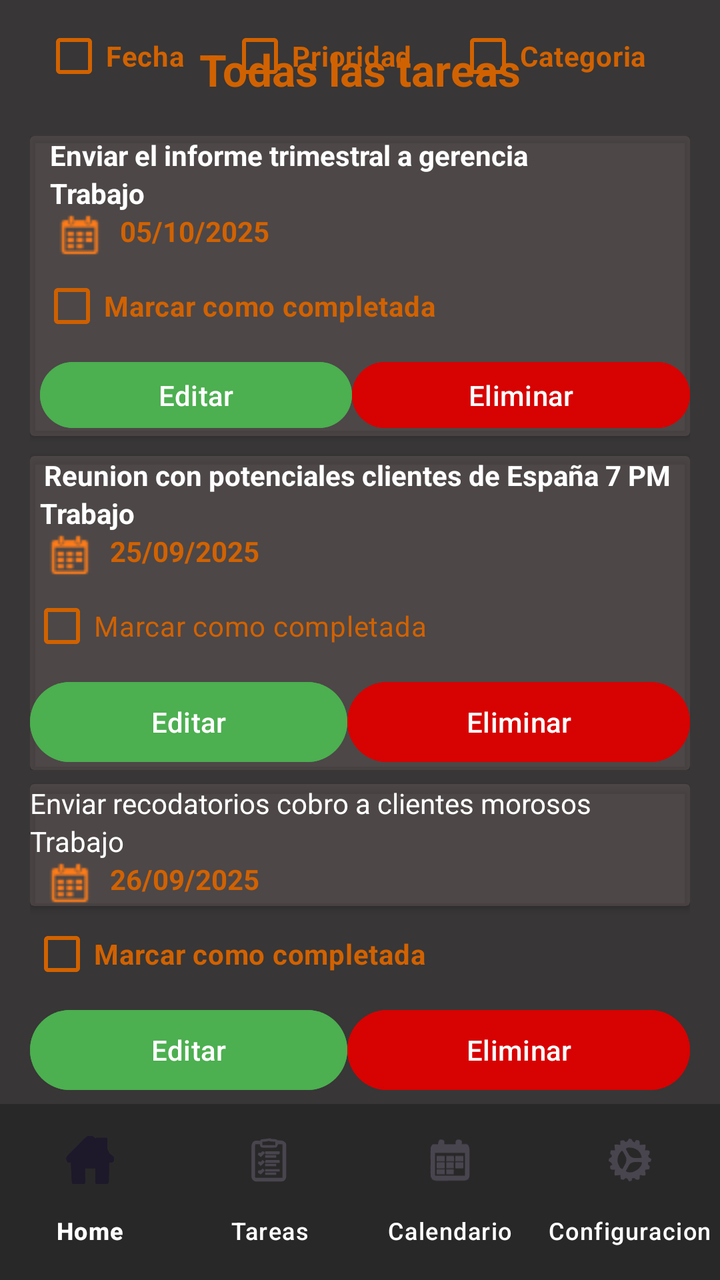
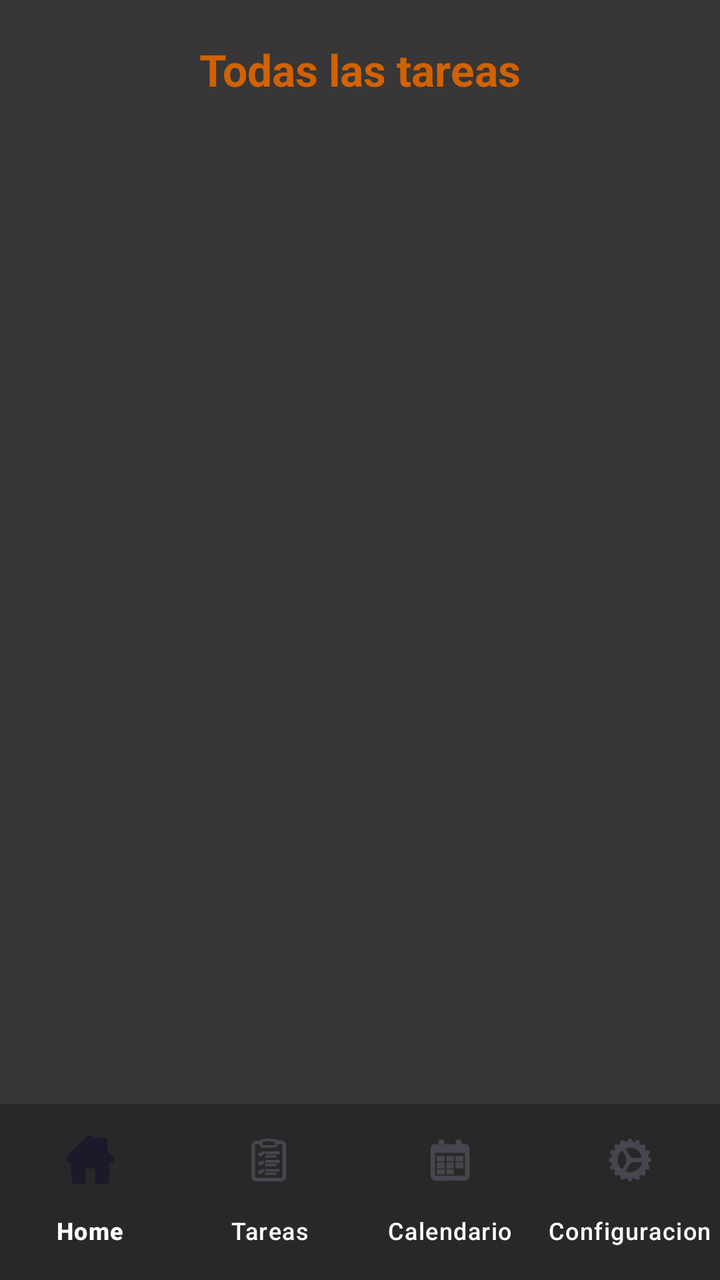

Two renders of the same Android screen: before a commit and after it. Below are the layout's source before the change and the commit's diff.
<!-- AndroidManifest.xml: application theme Theme.GetDone -->
<!-- res/layout/activity_all_tareas.xml -->
<?xml version="1.0" encoding="utf-8"?>
<androidx.constraintlayout.widget.ConstraintLayout xmlns:android="http://schemas.android.com/apk/res/android"
    xmlns:app="http://schemas.android.com/apk/res-auto"
    xmlns:tools="http://schemas.android.com/tools"
    android:id="@+id/main"
    android:layout_width="match_parent"
    android:layout_height="match_parent"
    android:background="#383636"
    tools:context=".allTareas">

    <TextView
        android:id="@+id/textView30"
        android:layout_width="wrap_content"
        android:layout_height="wrap_content"
        android:layout_marginTop="20dp"
        android:text="Todas las tareas"
        android:textColor="#D16201"
        android:textSize="22sp"
        android:textStyle="bold"
        app:layout_constraintBottom_toTopOf="@+id/textView31"
        app:layout_constraintEnd_toEndOf="parent"
        app:layout_constraintStart_toStartOf="parent"
        app:layout_constraintTop_toTopOf="parent" />


    <LinearLayout
        android:id="@+id/linearLayout7"
        android:layout_width="0dp"
        android:layout_height="wrap_content"
        android:layout_marginStart="15dp"
        android:layout_marginEnd="15dp"
        android:layout_marginBottom="16dp"
        android:orientation="horizontal"
        android:paddingTop="4dp"
        app:layout_constraintBottom_toTopOf="@+id/linearLayout8"
        app:layout_constraintEnd_toEndOf="parent"
        app:layout_constraintStart_toStartOf="parent"
        app:layout_constraintTop_toBottomOf="@+id/textView31">

        <CheckBox
            android:id="@+id/checkBox4"
            android:layout_width="wrap_content"
            android:layout_height="wrap_content"
            android:layout_marginStart="6dp"
            android:layout_weight="1"
            android:buttonTint="#D16201"
            android:text="Fecha"
            android:textColor="#D16201"
            android:textStyle="bold" />

        <CheckBox
            android:id="@+id/checkBox5"
            android:layout_width="wrap_content"
            android:layout_height="wrap_content"
            android:layout_weight="1"
            android:buttonTint="#D06101"
            android:checked="false"
            android:clickable="true"
            android:duplicateParentState="false"
            android:text="Prioridad"
            android:textColor="#D16201"
            android:textStyle="bold" />

        <CheckBox
            android:id="@+id/checkBox8"
            android:layout_width="wrap_content"
            android:layout_height="wrap_content"
            android:layout_weight="1"
            android:buttonTint="#D16201"
            android:checked="true"
            android:text="Categoria"
            android:textColor="#D16201"
            android:textStyle="bold" />
    </LinearLayout>

    <TextView
        android:id="@+id/textView31"
        android:layout_width="0dp"
        android:layout_height="0dp"
        android:layout_marginStart="16dp"
        android:layout_marginEnd="15dp"
        android:layout_marginBottom="17dp"
        android:text="Filtrar por"
        android:textColor="#FAFAFA"
        android:textSize="16sp"
        android:textStyle="bold"
        app:layout_constraintBottom_toTopOf="@+id/linearLayout7"
        app:layout_constraintEnd_toStartOf="@+id/textView30"
        app:layout_constraintStart_toStartOf="parent"
        app:layout_constraintTop_toBottomOf="@+id/textView30" />


    <LinearLayout
        android:id="@+id/linearLayout8"
        android:layout_width="0dp"
        android:layout_height="wrap_content"
        android:layout_marginStart="15dp"
        android:layout_marginEnd="15dp"
        android:layout_marginBottom="3dp"
        android:orientation="vertical"
        app:layout_constraintBottom_toTopOf="@+id/menu_navegacion"
        app:layout_constraintEnd_toEndOf="parent"
        app:layout_constraintStart_toStartOf="parent"
        app:layout_constraintTop_toBottomOf="@+id/linearLayout7">

        <androidx.cardview.widget.CardView
            android:layout_width="match_parent"
            android:layout_height="150dp"
            app:cardBackgroundColor="#5F716565">

            <LinearLayout
                android:layout_width="match_parent"
                android:layout_height="match_parent"
                android:layout_marginStart="5dp"
                android:orientation="vertical">

                <TextView
                    android:id="@+id/textView41"
                    android:layout_width="match_parent"
                    android:layout_height="wrap_content"
                    android:paddingStart="5dp"
                    android:text="Enviar el informe trimestral a gerencia"
                    android:textColor="#FFFFFF"
                    android:textSize="14sp"
                    android:textStyle="bold" />

                <TextView
                    android:id="@+id/textView42"
                    android:layout_width="match_parent"
                    android:layout_height="wrap_content"
                    android:paddingStart="5dp"
                    android:text="Trabajo"
                    android:textColor="@color/white"
                    android:textStyle="bold" />

                <TextView
                    android:id="@+id/textView43"
                    android:layout_width="match_parent"
                    android:layout_height="wrap_content"
                    android:drawableLeft="@drawable/calendarnbg3"
                    android:text="05/10/2025"
                    android:textColor="#D16201"
                    android:textStyle="bold" />

                <CheckBox
                    android:id="@+id/checkBox9"
                    android:layout_width="match_parent"
                    android:layout_height="wrap_content"
                    android:buttonTint="#CE6001"
                    android:text="Marcar como completada"
                    android:textColor="#D16201"
                    android:textStyle="bold" />

                <LinearLayout
                    android:layout_width="match_parent"
                    android:layout_height="match_parent"
                    android:orientation="horizontal">

                    <Button
                        android:id="@+id/button7"
                        android:layout_width="wrap_content"
                        android:layout_height="wrap_content"
                        android:layout_weight="1"
                        android:backgroundTint="#4CAF50"
                        android:text="Editar"
                        android:textColor="@color/white" />

                    <Button
                        android:id="@+id/button8"
                        android:layout_width="wrap_content"
                        android:layout_height="wrap_content"
                        android:layout_weight="1"
                        android:backgroundTint="#D70202"
                        android:text="Eliminar"
                        android:textColor="@color/white" />
                </LinearLayout>

            </LinearLayout>
        </androidx.cardview.widget.CardView>

        <LinearLayout
            android:layout_width="match_parent"
            android:layout_height="wrap_content"
            android:orientation="vertical">

            <androidx.cardview.widget.CardView
                android:layout_width="match_parent"
                android:layout_height="wrap_content"
                android:layout_marginTop="10dp"
                app:cardBackgroundColor="#5F716565">

                <LinearLayout
                    android:layout_width="match_parent"
                    android:layout_height="wrap_content"
                    android:orientation="vertical">

                    <TextView
                        android:id="@+id/textView50"
                        android:layout_width="match_parent"
                        android:layout_height="wrap_content"
                        android:paddingStart="7dp"
                        android:text="Reunion con potenciales clientes de España 7 PM"
                        android:textColor="@color/white"
                        android:textStyle="bold" />

                    <TextView
                        android:id="@+id/textView51"
                        android:layout_width="match_parent"
                        android:layout_height="wrap_content"
                        android:paddingStart="5dp"
                        android:text="Trabajo"
                        android:textColor="@color/white"
                        android:textStyle="bold" />

                    <TextView
                        android:id="@+id/textView52"
                        android:layout_width="match_parent"
                        android:layout_height="wrap_content"
                        android:drawableLeft="@drawable/calendarnbg3"
                        android:text="25/09/2025"
                        android:textColor="#D16201"
                        android:textStyle="bold" />

                    <CheckBox
                        android:id="@+id/checkBox11"
                        android:layout_width="match_parent"
                        android:layout_height="wrap_content"
                        android:buttonTint="#d16201"
                        android:checked="false"
                        android:text="Marcar como completada"
                        android:textColor="#D16201" />

                    <LinearLayout
                        android:layout_width="match_parent"
                        android:layout_height="wrap_content"
                        android:orientation="horizontal">

                        <Button
                            android:id="@+id/button13"
                            android:layout_width="wrap_content"
                            android:layout_height="wrap_content"
                            android:layout_weight="1"
                            android:backgroundTint="#4CAF50"
                            android:text="Editar"
                            android:textColor="@color/white" />

                        <Button
                            android:id="@+id/button14"
                            android:layout_width="wrap_content"
                            android:layout_height="wrap_content"
                            android:layout_weight="1"
                            android:backgroundTint="#D70202"
                            android:text="Eliminar"
                            android:textColor="@color/white" />
                    </LinearLayout>

                </LinearLayout>
            </androidx.cardview.widget.CardView>
        </LinearLayout>

        <LinearLayout
            android:layout_width="match_parent"
            android:layout_height="wrap_content"
            android:orientation="vertical">

            <androidx.cardview.widget.CardView
                android:layout_width="match_parent"
                android:layout_height="wrap_content"
                android:layout_marginTop="7dp"
                android:backgroundTint="#5F716565">

                <LinearLayout
                    android:layout_width="match_parent"
                    android:layout_height="match_parent"
                    android:orientation="vertical">

                    <TextView
                        android:id="@+id/textView44"
                        android:layout_width="match_parent"
                        android:layout_height="wrap_content"
                        android:text="Enviar recodatorios cobro a clientes morosos"
                        android:textColor="@color/white" />

                    <TextView
                        android:id="@+id/textView45"
                        android:layout_width="match_parent"
                        android:layout_height="wrap_content"
                        android:text="Trabajo"
                        android:textColor="@color/white" />

                    <TextView
                        android:id="@+id/textView46"
                        android:layout_width="match_parent"
                        android:layout_height="wrap_content"
                        android:drawableLeft="@drawable/calendarnbg3"
                        android:text="26/09/2025"
                        android:textColor="#D16201"

                        android:textStyle="bold" />

                    <LinearLayout
                        android:layout_width="match_parent"
                        android:layout_height="wrap_content"
                        android:orientation="horizontal" />
                </LinearLayout>
            </androidx.cardview.widget.CardView>

            <CheckBox
                android:id="@+id/checkBox12"
                android:layout_width="match_parent"
                android:layout_height="wrap_content"
                android:buttonTint="#D16201"
                android:shadowColor="#D16201"
                android:text="Marcar como completada"
                android:textColor="#D16201"
                android:textStyle="bold" />

            <LinearLayout
                android:layout_width="match_parent"
                android:layout_height="wrap_content"
                android:orientation="horizontal">

                <Button
                    android:id="@+id/button15"
                    android:layout_width="wrap_content"
                    android:layout_height="wrap_content"
                    android:layout_weight="1"
                    android:backgroundTint="#4CAF50"
                    android:text="Editar"
                    android:textColor="@color/white" />

                <Button
                    android:id="@+id/button16"
                    android:layout_width="wrap_content"
                    android:layout_height="wrap_content"
                    android:layout_weight="1"
                    android:backgroundTint="#D70202"
                    android:text="Eliminar"
                    android:textColor="@color/white" />


            </LinearLayout>
        </LinearLayout>

    </LinearLayout>

    <com.google.android.material.bottomnavigation.BottomNavigationView
        android:id="@+id/menu_navegacion"
        android:layout_width="0dp"
        android:layout_height="wrap_content"
        android:background="#5F101010"
        android:paddingTop="4dp"
        android:paddingBottom="4dp"
        app:itemTextColor="#ffffff"
        app:labelVisibilityMode="labeled"
        app:layout_constraintBottom_toBottomOf="parent"
        app:layout_constraintEnd_toEndOf="parent"
        app:layout_constraintStart_toStartOf="parent"
        app:layout_constraintTop_toBottomOf="@+id/linearLayout8"
        app:menu="@menu/bottom_menu" />
    />

</androidx.constraintlayout.widget.ConstraintLayout>
<!-- resources referenced by this layout -->
<resources>
  <color name="white">#FFFFFFFF</color>
  <!-- drawable calendarnbg3: png bitmap (drawable-mdpi, 1116 bytes) -->
  <style name="Theme.GetDone" parent="Base.Theme.GetDone" />
  <style name="Base.Theme.GetDone" parent="Theme.Material3.DayNight.NoActionBar">
          
          
      </style>
</resources>

<!-- the commit's change to res/layout/activity_all_tareas.xml (unified diff, before → after) -->
@@ -22,17 +22,27 @@
         app:layout_constraintStart_toStartOf="parent"
         app:layout_constraintTop_toTopOf="parent" />
 
+    <ScrollView
+        android:layout_width="match_parent"
+        android:layout_height="0dp"
 
+        app:layout_constraintBottom_toTopOf="@id/menu_navegacion"
+        app:layout_constraintStart_toStartOf="parent"
+        app:layout_constraintEnd_toEndOf="parent">
+
+
+
+    </ScrollView>
     <LinearLayout
         android:id="@+id/linearLayout7"
         android:layout_width="0dp"
         android:layout_height="wrap_content"
         android:layout_marginStart="15dp"
         android:layout_marginEnd="15dp"
-        android:layout_marginBottom="16dp"
+        android:layout_marginBottom="452dp"
         android:orientation="horizontal"
         android:paddingTop="4dp"
-        app:layout_constraintBottom_toTopOf="@+id/linearLayout8"
+        app:layout_constraintBottom_toTopOf="@+id/contenedor_tareas"
         app:layout_constraintEnd_toEndOf="parent"
         app:layout_constraintStart_toStartOf="parent"
         app:layout_constraintTop_toBottomOf="@+id/textView31">
@@ -77,270 +87,29 @@
         android:id="@+id/textView31"
         android:layout_width="0dp"
         android:layout_height="0dp"
-        android:layout_marginStart="16dp"
         android:layout_marginEnd="15dp"
-        android:layout_marginBottom="17dp"
         android:text="Filtrar por"
         android:textColor="#FAFAFA"
         android:textSize="16sp"
         android:textStyle="bold"
         app:layout_constraintBottom_toTopOf="@+id/linearLayout7"
         app:layout_constraintEnd_toStartOf="@+id/textView30"
-        app:layout_constraintStart_toStartOf="parent"
         app:layout_constraintTop_toBottomOf="@+id/textView30" />
 
 
     <LinearLayout
-        android:id="@+id/linearLayout8"
+        android:id="@+id/contenedor_tareas"
         android:layout_width="0dp"
         android:layout_height="wrap_content"
         android:layout_marginStart="15dp"
         android:layout_marginEnd="15dp"
-        android:layout_marginBottom="3dp"
+        android:layout_marginBottom="229dp"
         android:orientation="vertical"
         app:layout_constraintBottom_toTopOf="@+id/menu_navegacion"
         app:layout_constraintEnd_toEndOf="parent"
         app:layout_constraintStart_toStartOf="parent"
         app:layout_constraintTop_toBottomOf="@+id/linearLayout7">
 
-        <androidx.cardview.widget.CardView
-            android:layout_width="match_parent"
-            android:layout_height="150dp"
-            app:cardBackgroundColor="#5F716565">
-
-            <LinearLayout
-                android:layout_width="match_parent"
-                android:layout_height="match_parent"
-                android:layout_marginStart="5dp"
-                android:orientation="vertical">
-
-                <TextView
-                    android:id="@+id/textView41"
-                    android:layout_width="match_parent"
-                    android:layout_height="wrap_content"
-                    android:paddingStart="5dp"
-                    android:text="Enviar el informe trimestral a gerencia"
-                    android:textColor="#FFFFFF"
-                    android:textSize="14sp"
-                    android:textStyle="bold" />
-
-                <TextView
-                    android:id="@+id/textView42"
-                    android:layout_width="match_parent"
-                    android:layout_height="wrap_content"
-                    android:paddingStart="5dp"
-                    android:text="Trabajo"
-                    android:textColor="@color/white"
-                    android:textStyle="bold" />
-
-                <TextView
-                    android:id="@+id/textView43"
-                    android:layout_width="match_parent"
-                    android:layout_height="wrap_content"
-                    android:drawableLeft="@drawable/calendarnbg3"
-                    android:text="05/10/2025"
-                    android:textColor="#D16201"
-                    android:textStyle="bold" />
-
-                <CheckBox
-                    android:id="@+id/checkBox9"
-                    android:layout_width="match_parent"
-                    android:layout_height="wrap_content"
-                    android:buttonTint="#CE6001"
-                    android:text="Marcar como completada"
-                    android:textColor="#D16201"
-                    android:textStyle="bold" />
-
-                <LinearLayout
-                    android:layout_width="match_parent"
-                    android:layout_height="match_parent"
-                    android:orientation="horizontal">
-
-                    <Button
-                        android:id="@+id/button7"
-                        android:layout_width="wrap_content"
-                        android:layout_height="wrap_content"
-                        android:layout_weight="1"
-                        android:backgroundTint="#4CAF50"
-                        android:text="Editar"
-                        android:textColor="@color/white" />
-
-                    <Button
-                        android:id="@+id/button8"
-                        android:layout_width="wrap_content"
-                        android:layout_height="wrap_content"
-                        android:layout_weight="1"
-                        android:backgroundTint="#D70202"
-                        android:text="Eliminar"
-                        android:textColor="@color/white" />
-                </LinearLayout>
-
-            </LinearLayout>
-        </androidx.cardview.widget.CardView>
-
-        <LinearLayout
-            android:layout_width="match_parent"
-            android:layout_height="wrap_content"
-            android:orientation="vertical">
-
-            <androidx.cardview.widget.CardView
-                android:layout_width="match_parent"
-                android:layout_height="wrap_content"
-                android:layout_marginTop="10dp"
-                app:cardBackgroundColor="#5F716565">
-
-                <LinearLayout
-                    android:layout_width="match_parent"
-                    android:layout_height="wrap_content"
-                    android:orientation="vertical">
-
-                    <TextView
-                        android:id="@+id/textView50"
-                        android:layout_width="match_parent"
-                        android:layout_height="wrap_content"
-                        android:paddingStart="7dp"
-                        android:text="Reunion con potenciales clientes de España 7 PM"
-                        android:textColor="@color/white"
-                        android:textStyle="bold" />
-
-                    <TextView
-                        android:id="@+id/textView51"
-                        android:layout_width="match_parent"
-                        android:layout_height="wrap_content"
-                        android:paddingStart="5dp"
-                        android:text="Trabajo"
-                        android:textColor="@color/white"
-                        android:textStyle="bold" />
-
-                    <TextView
-                        android:id="@+id/textView52"
-                        android:layout_width="match_parent"
-                        android:layout_height="wrap_content"
-                        android:drawableLeft="@drawable/calendarnbg3"
-                        android:text="25/09/2025"
-                        android:textColor="#D16201"
-                        android:textStyle="bold" />
-
-                    <CheckBox
-                        android:id="@+id/checkBox11"
-                        android:layout_width="match_parent"
-                        android:layout_height="wrap_content"
-                        android:buttonTint="#d16201"
-                        android:checked="false"
-                        android:text="Marcar como completada"
-                        android:textColor="#D16201" />
-
-                    <LinearLayout
-                        android:layout_width="match_parent"
-                        android:layout_height="wrap_content"
-                        android:orientation="horizontal">
-
-                        <Button
-                            android:id="@+id/button13"
-                            android:layout_width="wrap_content"
-                            android:layout_height="wrap_content"
-                            android:layout_weight="1"
-                            android:backgroundTint="#4CAF50"
-                            android:text="Editar"
-                            android:textColor="@color/white" />
-
-                        <Button
-                            android:id="@+id/button14"
-                            android:layout_width="wrap_content"
-                            android:layout_height="wrap_content"
-                            android:layout_weight="1"
-                            android:backgroundTint="#D70202"
-                            android:text="Eliminar"
-                            android:textColor="@color/white" />
-                    </LinearLayout>
-
-                </LinearLayout>
-            </androidx.cardview.widget.CardView>
-        </LinearLayout>
-
-        <LinearLayout
-            android:layout_width="match_parent"
-            android:layout_height="wrap_content"
-            android:orientation="vertical">
-
-            <androidx.cardview.widget.CardView
-                android:layout_width="match_parent"
-                android:layout_height="wrap_content"
-                android:layout_marginTop="7dp"
-                android:backgroundTint="#5F716565">
-
-                <LinearLayout
-                    android:layout_width="match_parent"
-                    android:layout_height="match_parent"
-                    android:orientation="vertical">
-
-                    <TextView
-                        android:id="@+id/textView44"
-                        android:layout_width="match_parent"
-                        android:layout_height="wrap_content"
-                        android:text="Enviar recodatorios cobro a clientes morosos"
-                        android:textColor="@color/white" />
-
-                    <TextView
-                        android:id="@+id/textView45"
-                        android:layout_width="match_parent"
-                        android:layout_height="wrap_content"
-                        android:text="Trabajo"
-                        android:textColor="@color/white" />
-
-                    <TextView
-                        android:id="@+id/textView46"
-                        android:layout_width="match_parent"
-                        android:layout_height="wrap_content"
-                        android:drawableLeft="@drawable/calendarnbg3"
-                        android:text="26/09/2025"
-                        android:textColor="#D16201"
-
-                        android:textStyle="bold" />
-
-                    <LinearLayout
-                        android:layout_width="match_parent"
-                        android:layout_height="wrap_content"
-                        android:orientation="horizontal" />
-                </LinearLayout>
-            </androidx.cardview.widget.CardView>
-
-            <CheckBox
-                android:id="@+id/checkBox12"
-                android:layout_width="match_parent"
-                android:layout_height="wrap_content"
-                android:buttonTint="#D16201"
-                android:shadowColor="#D16201"
-                android:text="Marcar como completada"
-                android:textColor="#D16201"
-                android:textStyle="bold" />
-
-            <LinearLayout
-                android:layout_width="match_parent"
-                android:layout_height="wrap_content"
-                android:orientation="horizontal">
-
-                <Button
-                    android:id="@+id/button15"
-                    android:layout_width="wrap_content"
-                    android:layout_height="wrap_content"
-                    android:layout_weight="1"
-                    android:backgroundTint="#4CAF50"
-                    android:text="Editar"
-                    android:textColor="@color/white" />
-
-                <Button
-                    android:id="@+id/button16"
-                    android:layout_width="wrap_content"
-                    android:layout_height="wrap_content"
-                    android:layout_weight="1"
-                    android:backgroundTint="#D70202"
-                    android:text="Eliminar"
-                    android:textColor="@color/white" />
-
-
-            </LinearLayout>
-        </LinearLayout>
 
     </LinearLayout>
 
@@ -356,8 +125,7 @@
         app:layout_constraintBottom_toBottomOf="parent"
         app:layout_constraintEnd_toEndOf="parent"
         app:layout_constraintStart_toStartOf="parent"
-        app:layout_constraintTop_toBottomOf="@+id/linearLayout8"
+        app:layout_constraintTop_toBottomOf="@+id/contenedor_tareas"
         app:menu="@menu/bottom_menu" />
-    />
 
 </androidx.constraintlayout.widget.ConstraintLayout>
<!-- resource entries referenced after the edit -->
@@ -1,7 +1,5 @@
 <!-- resources referenced by this layout -->
 <resources>
-  <color name="white">#FFFFFFFF</color>
-  <!-- drawable calendarnbg3: png bitmap (drawable-mdpi, 1116 bytes) -->
   <style name="Theme.GetDone" parent="Base.Theme.GetDone" />
   <style name="Base.Theme.GetDone" parent="Theme.Material3.DayNight.NoActionBar">
           
